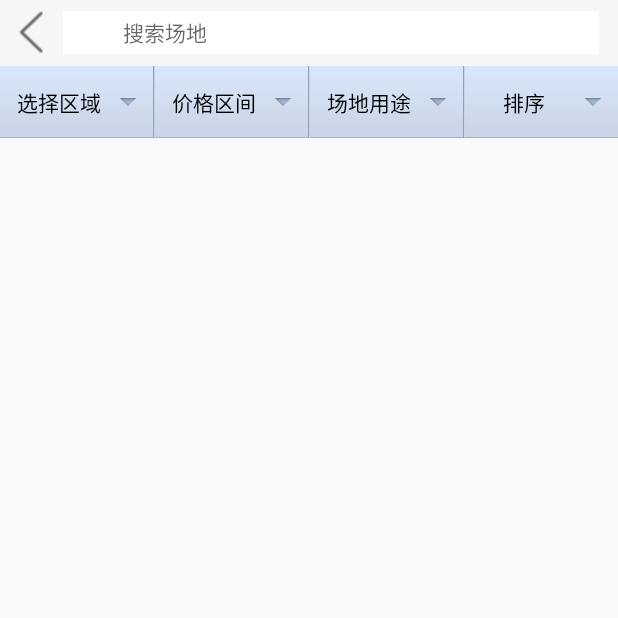
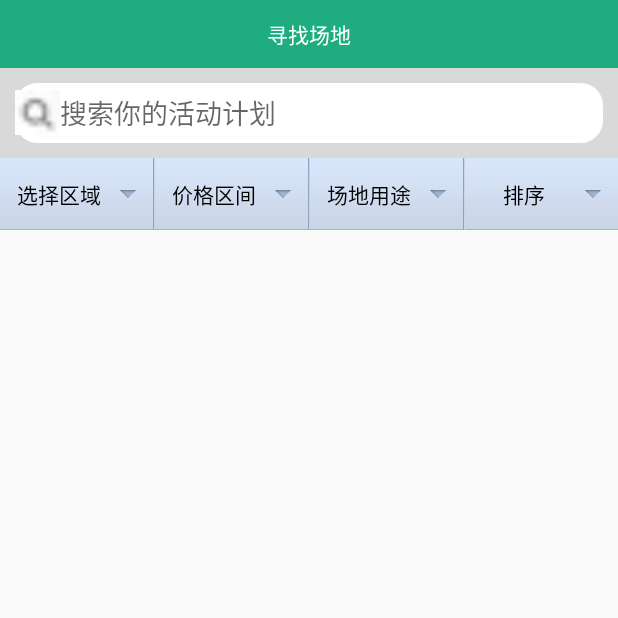
Before and after one commit to huopochuan/wubahuichang, an Android app: the SearchActivity screen opened directly, with no data from a screen before it, on a phone screen of 412 x 824 dp, the top half of it. Run offline under Robolectric (Android 15) with nearby library versions, the phone set to English and light mode, and no system bars.

Commit message:
搜索代码更新

```diff
--- a/app/src/main/res/layout/activity_search.xml
+++ b/app/src/main/res/layout/activity_search.xml
@@ -3,46 +3,37 @@
     android:layout_width="match_parent"
     android:layout_height="match_parent"
     android:orientation="vertical">
-    <RelativeLayout
-        android:id="@+id/top_search_layout"
-        android:layout_width="fill_parent"
-        android:layout_height="44dp"
-        android:background="#f6f6f6">
-    <ImageView
-        android:id="@+id/back_btn"
-        android:layout_width="42dp"
-        android:layout_height="28.5dp"
-        android:layout_alignParentLeft="true"
-        android:src="@drawable/back_selector"
-        android:scaleType="center"
-        android:layout_centerVertical="true"/>
+    <include layout="@layout/public_title"/>
+    <LinearLayout
+        android:layout_width="match_parent"
+        android:layout_height="wrap_content"
+        android:focusable="true"
+        android:focusableInTouchMode="true"
+        android:background="#22000000">
 
-    <RelativeLayout
-        android:id="@+id/click_search_layout"
-        android:layout_width="fill_parent"
-        android:layout_height="28.5dp"
-        android:layout_marginRight="12.6dp"
-        android:layout_toRightOf="@id/back_btn"
-        android:layout_centerVertical="true"
-        android:background="#ffffff" >
-        <TextView
-            android:id="@+id/search_text"
-            android:layout_width="fill_parent"
-            android:layout_height="fill_parent"
-            android:layout_alignParentLeft="true"
-            android:layout_centerVertical="true"
-            android:gravity="center_vertical"
-            android:background="@null"
-            android:focusable="false"
-            android:focusableInTouchMode="false"
-            android:hint="搜索场地"
-            android:maxLength="64"
-            android:paddingLeft="40dp"
-            android:singleLine="true"
-            android:textColor="#333333"
-            android:textSize="14sp" />
-    </RelativeLayout>
-   </RelativeLayout>
+        <LinearLayout
+            android:layout_width="match_parent"
+            android:layout_height="wrap_content"
+            android:layout_margin="10dp"
+            android:background="@drawable/border"
+            android:orientation="horizontal">
+
+            <ImageView
+                android:layout_width="30dp"
+                android:layout_height="30dp"
+                android:layout_gravity="center_vertical"
+                android:src="@mipmap/search" />
+
+            <EditText
+                android:id="@+id/et_LookPlaceSearch"
+                android:layout_width="match_parent"
+                android:layout_height="wrap_content"
+                android:height="40dp"
+                android:background="@null"
+                android:drawablePadding="3dp"
+                android:hint="搜索你的活动计划" />
+        </LinearLayout>
+    </LinearLayout>
     <com.seventeam.wubahuichang.ExpandView.ExpandTabView
         android:id="@+id/expandtab_view"
         android:layout_width="fill_parent"
--- a/app/src/main/res/layout/public_title.xml
+++ b/app/src/main/res/layout/public_title.xml
@@ -1,20 +1,15 @@
 <?xml version="1.0" encoding="utf-8"?>
 <RelativeLayout xmlns:android="http://schemas.android.com/apk/res/android"
     android:layout_width="match_parent"
-    android:background="#d9d9d9"
+    android:background="#1fac7f"
     android:paddingTop="5dp"
     android:paddingBottom="5dp"
     android:layout_height="@dimen/title_height">
-   <ImageView
-       android:layout_alignParentLeft="true"
-       android:layout_centerHorizontal="true"
-       android:layout_marginLeft="5dp"
-       android:layout_width="40dp"
-       android:layout_height="40dp"
-       android:src="@drawable/back"/>
    <TextView
+       android:id="@+id/title"
        android:layout_width="wrap_content"
        android:layout_height="wrap_content"
        android:layout_centerInParent="true"
-       android:text="标题栏"/>
+       android:textColor="#ffffff"
+       android:text="寻找场地"/>
 </RelativeLayout>
--- a/app/src/main/res/values/strings.xml
+++ b/app/src/main/res/values/strings.xml
@@ -1,5 +1,5 @@
 <resources>
-    <string name="app_name">wubahuichang</string>
+    <string name="app_name">找地儿</string>
     <string name="no_data">没有找到符合条件的场地</string>
     <!-- TODO: Remove or change this placeholder text -->
     <string name="hello_blank_fragment">Hello blank fragment</string>
```
Also changed, not shown: app/src/main/java/com/seventeam/wubahuichang/Activity/SearchActivity.java (+32 -5 lines), app/src/main/java/com/seventeam/wubahuichang/Adapter/ListAdapter.java (+6 -1 lines), app/src/main/java/com/seventeam/wubahuichang/Bean/ListBean.java (+18 -0 lines), app/src/main/res/layout/list_item.xml (+19 -0 lines), app/src/main/res/drawable-hdpi/ic_launcher.png (added).
